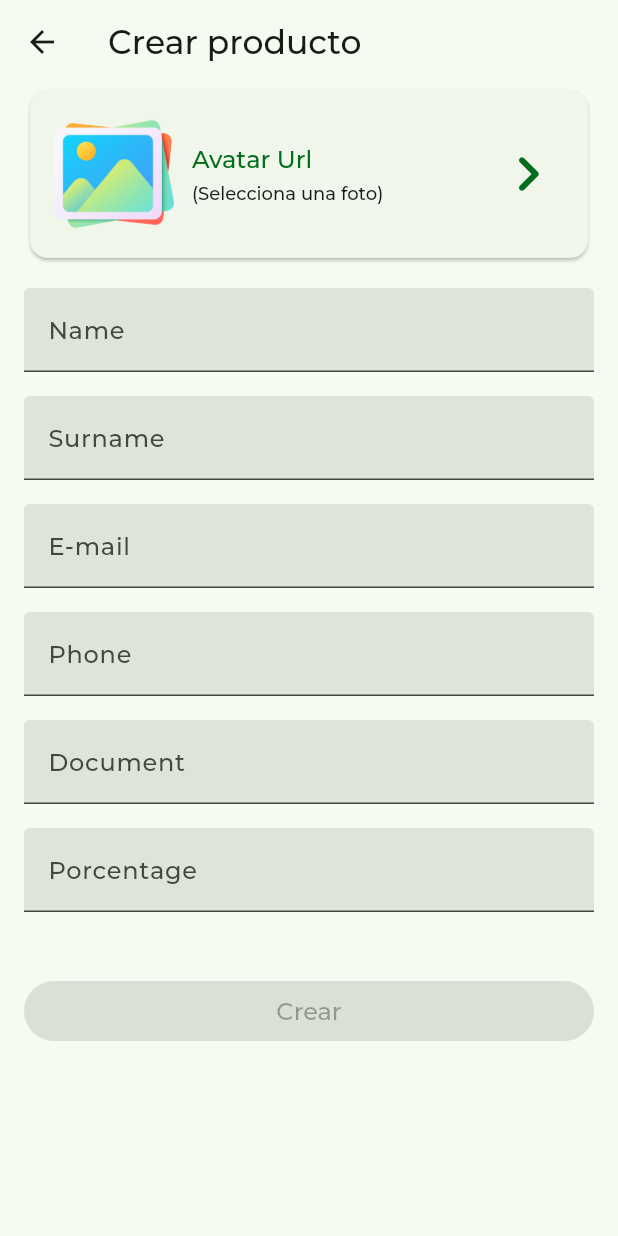
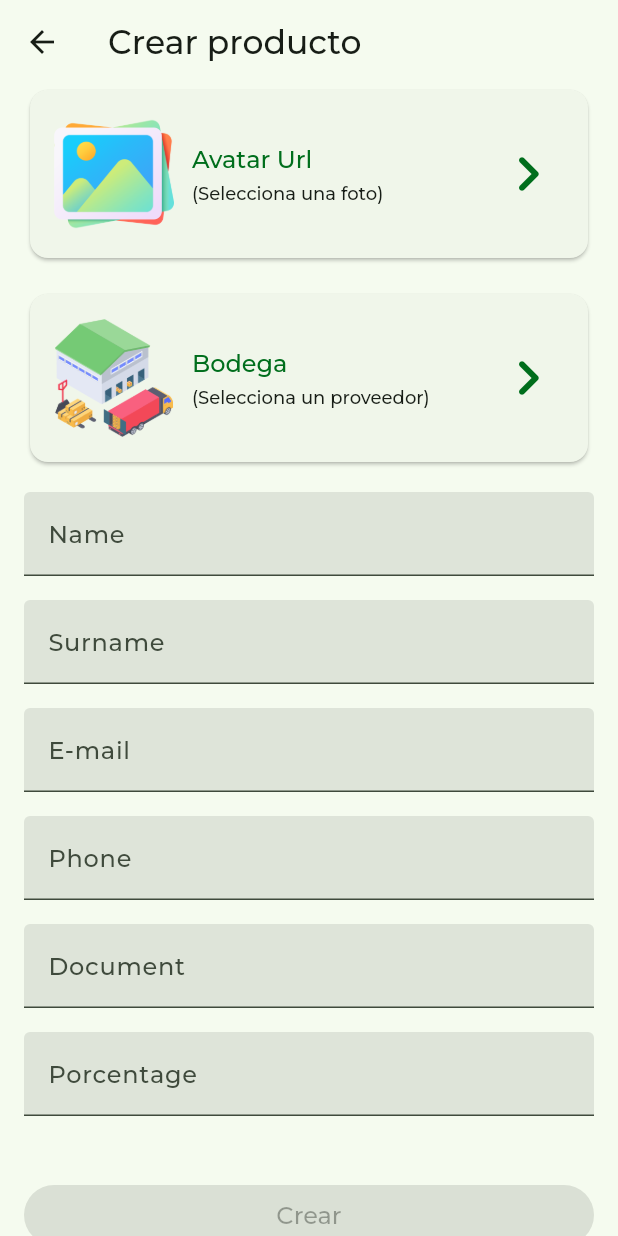
Before and after one commit to msilvamolina/flutter_estrellas_dashboard, a Flutter app: the CreateProductView screen opened by its route, on a phone screen of 412 x 824 dp. Run offline on Flutter 3.47's test engine with Material 3 defaults, Android fonts, the phone set to English and light mode, and no system bars; drawn by our look-alikes of reactive_forms; our stand-ins replace cached_network_image, cloud_firestore, dartz, firebase_auth, firebase_core, firebase_crashlytics and 11 more; missing offline and left inert: json_editor, slideable, stylish_pull_to_refresh, video_compress; accounts and stored records are empty; network calls fail; project files that could hold a hidden picture were left out.

Commit message:
crear producto

```diff
--- a/lib/app/modules/products/create_product/views/create_product_view.dart
+++ b/lib/app/modules/products/create_product/views/create_product_view.dart
@@ -77,7 +77,52 @@ class CreateProductView extends GetView<CreateProductController> {
                       ),
                     ),
                     const SizedBox(height: 16),
-
+                    Card(
+                      child: InkWell(
+                        onTap: controller.pickImage,
+                        child: Padding(
+                          padding: const EdgeInsets.all(16),
+                          child: Row(
+                            crossAxisAlignment: CrossAxisAlignment.center,
+                            children: [
+                              Image.asset(
+                                controller.imagePath ??
+                                    'assets/images/warehouse.png',
+                                width: 80,
+                              ),
+                              const SizedBox(width: 12),
+                              // Elimina el Padding alrededor del Expanded
+                              Expanded(
+                                child: Column(
+                                  crossAxisAlignment: CrossAxisAlignment.start,
+                                  mainAxisSize: MainAxisSize.max,
+                                  mainAxisAlignment: MainAxisAlignment.start,
+                                  children: [
+                                    Text(
+                                      'Bodega',
+                                      style: TypographyStyle.bodyBlackLarge
+                                          .copyWith(color: primary),
+                                    ),
+                                    const SizedBox(height: 4),
+                                    Text(
+                                      controller.imagePath ??
+                                          '(Selecciona un proveedor)',
+                                      style: TypographyStyle.bodyRegularSmall,
+                                    ),
+                                  ],
+                                ),
+                              ),
+                              Icon(
+                                Icons.chevron_right_rounded,
+                                color: primary,
+                                size: 48,
+                              ),
+                            ],
+                          ),
+                        ),
+                      ),
+                    ),
+                    const SizedBox(height: 16),
                     ReactiveTextField(
                       formControlName: Fields.name.name,
                       keyboardType: TextInputType.text,
```
Also changed, not shown: assets/images/warehouse.png (added).
